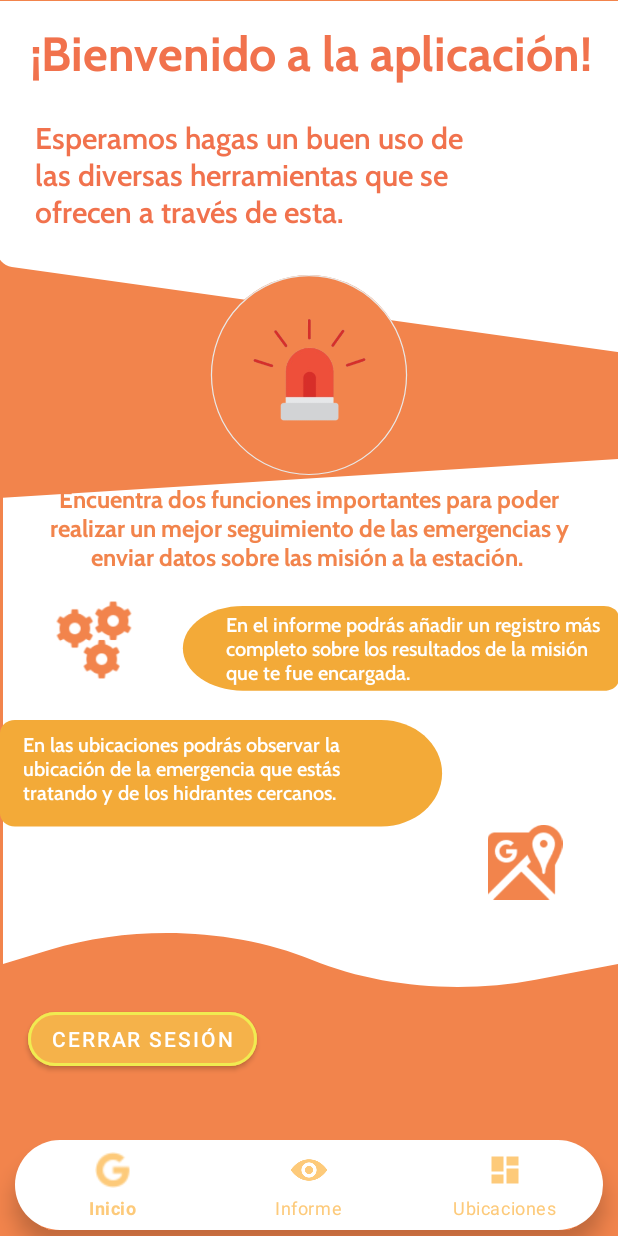
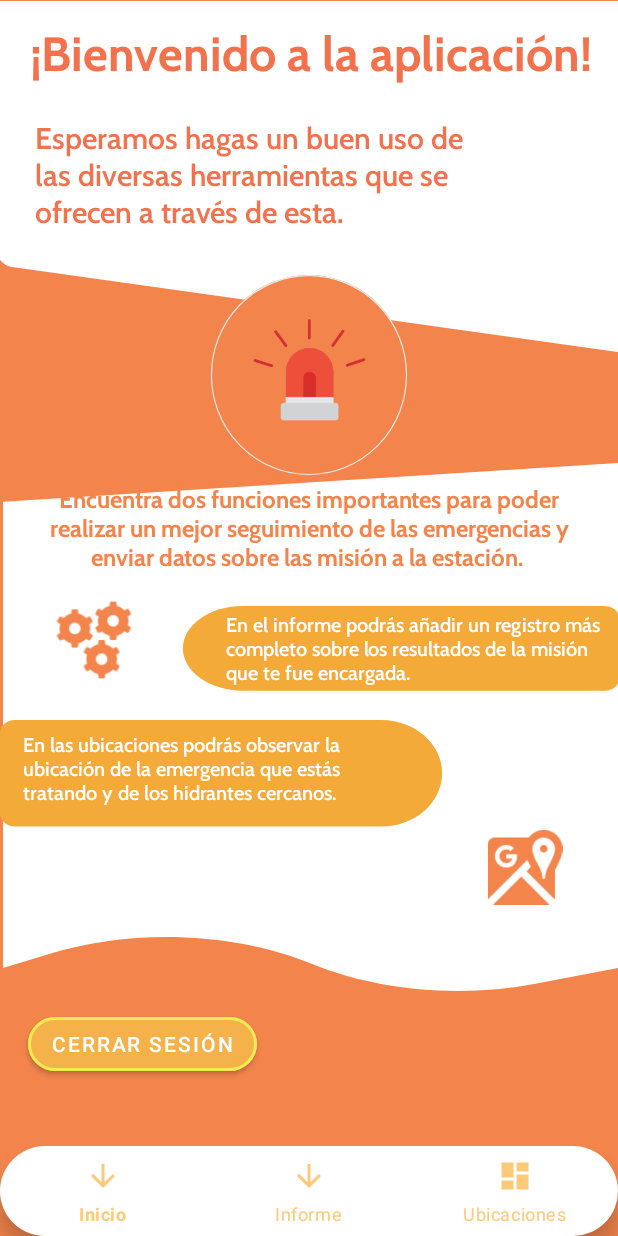
Before and after one commit to DJmnz0107/IGNIS---Android-App, an Android app: the activity_bomberos screen opened directly, with no data from a screen before it, on a phone screen of 412 x 824 dp. Run offline under Robolectric (Android 15) with nearby library versions, the phone set to English and light mode, and no system bars; our stand-ins replace navigation-ui.

Commit message:
intento de arreglo

```diff
--- a/app/src/main/java/Modelo/ClaseConexion.kt
+++ b/app/src/main/java/Modelo/ClaseConexion.kt
@@ -7,7 +7,7 @@ class ClaseConexion {
 
     fun cadenaConexion(): Connection? {
         try {
-            val ip = "jdbc:oracle:thin:@192.168.0.5:1521:xe"
+            val ip = "jdbc:oracle:thin:@172.25.112.1:1521:xe"
             val usuario = "NATAREN_DEVELOPER"
             val contrasena = "Nata123"
 
--- a/app/src/main/res/layout/activity_bomberos.xml
+++ b/app/src/main/res/layout/activity_bomberos.xml
@@ -12,8 +12,6 @@
         android:id="@+id/nav_bomberos"
         android:layout_width="match_parent"
         android:layout_height="60dp"
-        android:layout_marginHorizontal="10dp"
-        android:layout_marginBottom="4dp"
         android:background="@drawable/rectangulo"
         app:itemIconTint="@drawable/colordelitem"
         app:itemTextColor="@drawable/colortexto"
@@ -34,4 +32,6 @@
         app:layout_constraintStart_toStartOf="parent"
         app:layout_constraintTop_toTopOf="parent"
         app:navGraph="@navigation/navigation_bomberos" />
+
+
 </androidx.constraintlayout.widget.ConstraintLayout>
--- a/app/src/main/res/menu/menu_bombero.xml
+++ b/app/src/main/res/menu/menu_bombero.xml
@@ -3,11 +3,11 @@
 
     <item
         android:id="@+id/inicio_Bombero"
-        android:icon="@drawable/yayaya"
+        android:icon="@drawable/baseline_arrow_downward_24"
         android:title="Inicio" />
     <item
         android:id="@+id/informe_Bomberos"
-        android:icon="@drawable/ojo"
+        android:icon="@drawable/baseline_arrow_downward_24"
         android:title="Informe" />
 
     <item
```
